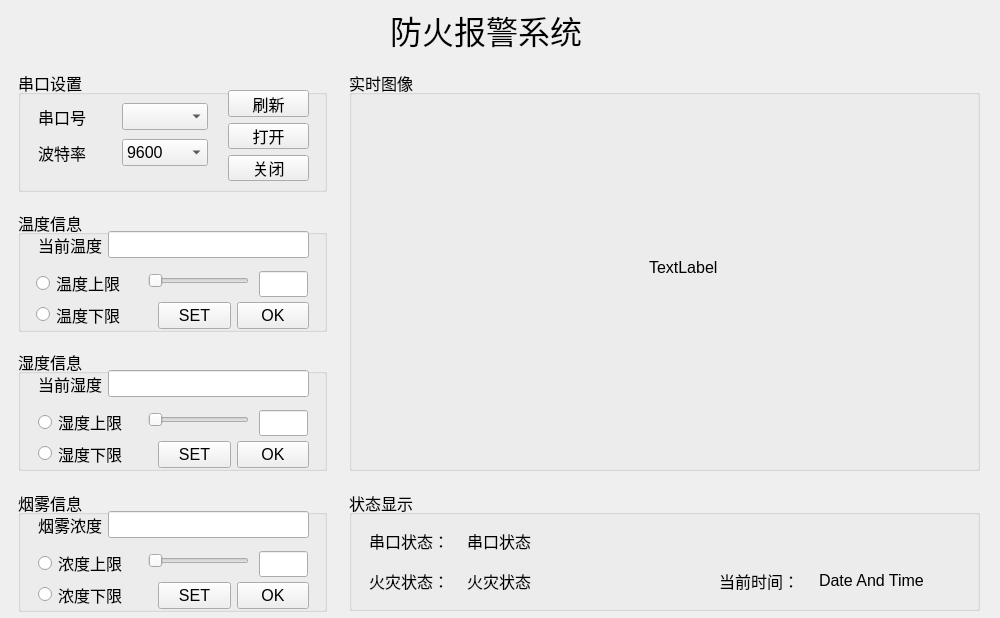
lifzcn/FireAlarmSystemSoftware, file interface.ui: the form before one commit.
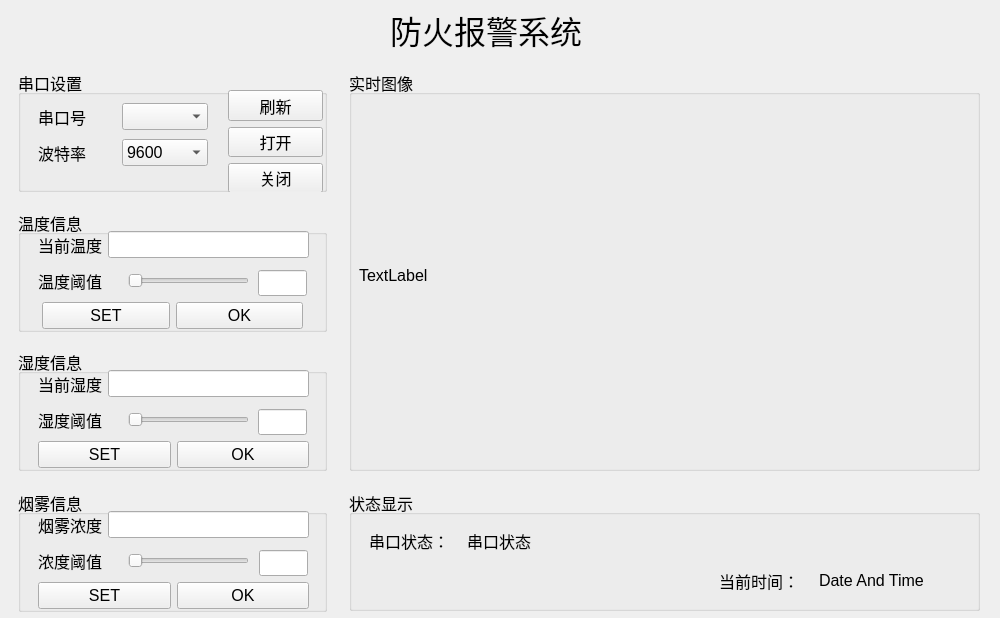
The form after the commit.

Diff of the .ui file:
```diff
--- a/interface.ui
+++ b/interface.ui
@@ -63,12 +63,15 @@
    <widget class="QSlider" name="horizontalSlider_TemperatureAdjust">
     <property name="geometry">
      <rect>
-      <x>130</x>
+      <x>110</x>
       <y>60</y>
-      <width>101</width>
+      <width>121</width>
       <height>22</height>
      </rect>
     </property>
+    <property name="minimum">
+     <number>10</number>
+    </property>
     <property name="orientation">
      <enum>Qt::Horizontal</enum>
     </property>
@@ -76,14 +79,14 @@
    <widget class="QLineEdit" name="lineEdit_TemperatureAdjustDisplay">
     <property name="geometry">
      <rect>
-      <x>241</x>
-      <y>61</y>
+      <x>240</x>
+      <y>60</y>
       <width>49</width>
       <height>26</height>
      </rect>
     </property>
    </widget>
-   <widget class="QWidget" name="">
+   <widget class="QWidget" name="layoutWidget">
     <property name="geometry">
      <rect>
       <x>20</x>
@@ -105,38 +108,12 @@
      </item>
     </layout>
    </widget>
-   <widget class="QWidget" name="">
+   <widget class="QWidget" name="layoutWidget">
     <property name="geometry">
      <rect>
-      <x>18</x>
-      <y>60</y>
-      <width>111</width>
-      <height>57</height>
-     </rect>
-    </property>
-    <layout class="QGridLayout" name="gridLayout_6">
-     <item row="0" column="0">
-      <widget class="QRadioButton" name="radioButton_TemperatureAdjustHigh">
-       <property name="text">
-        <string>温度上限</string>
-       </property>
-      </widget>
-     </item>
-     <item row="1" column="0">
-      <widget class="QRadioButton" name="radioButton_TemperatureAdjustLow">
-       <property name="text">
-        <string>温度下限</string>
-       </property>
-      </widget>
-     </item>
-    </layout>
-   </widget>
-   <widget class="QWidget" name="">
-    <property name="geometry">
-     <rect>
-      <x>140</x>
+      <x>24</x>
       <y>90</y>
-      <width>151</width>
+      <width>261</width>
       <height>31</height>
      </rect>
     </property>
@@ -157,6 +134,19 @@
      </item>
     </layout>
    </widget>
+   <widget class="QLabel" name="label_TemperatureThresholdValue">
+    <property name="geometry">
+     <rect>
+      <x>20</x>
+      <y>60</y>
+      <width>81</width>
+      <height>21</height>
+     </rect>
+    </property>
+    <property name="text">
+     <string>温度阈值</string>
+    </property>
+   </widget>
   </widget>
   <widget class="QGroupBox" name="groupBox_HumidityInfo">
    <property name="geometry">
@@ -178,12 +168,15 @@
    <widget class="QSlider" name="horizontalSlider_HumidityAdjust">
     <property name="geometry">
      <rect>
-      <x>130</x>
+      <x>110</x>
       <y>60</y>
-      <width>101</width>
+      <width>121</width>
       <height>22</height>
      </rect>
     </property>
+    <property name="minimum">
+     <number>10</number>
+    </property>
     <property name="orientation">
      <enum>Qt::Horizontal</enum>
     </property>
@@ -191,14 +184,14 @@
    <widget class="QLineEdit" name="lineEdit_HumidityAdjustDisplay">
     <property name="geometry">
      <rect>
-      <x>241</x>
-      <y>61</y>
+      <x>240</x>
+      <y>60</y>
       <width>49</width>
       <height>26</height>
      </rect>
     </property>
    </widget>
-   <widget class="QWidget" name="">
+   <widget class="QWidget" name="layoutWidget">
     <property name="geometry">
      <rect>
       <x>20</x>
@@ -220,38 +213,12 @@
      </item>
     </layout>
    </widget>
-   <widget class="QWidget" name="">
+   <widget class="QWidget" name="layoutWidget">
     <property name="geometry">
      <rect>
       <x>20</x>
-      <y>60</y>
-      <width>111</width>
-      <height>57</height>
-     </rect>
-    </property>
-    <layout class="QGridLayout" name="gridLayout_7">
-     <item row="0" column="0">
-      <widget class="QRadioButton" name="radioButton_HumidityAdjustHigh">
-       <property name="text">
-        <string>湿度上限</string>
-       </property>
-      </widget>
-     </item>
-     <item row="1" column="0">
-      <widget class="QRadioButton" name="radioButton_HumidityAdjustLow">
-       <property name="text">
-        <string>湿度下限</string>
-       </property>
-      </widget>
-     </item>
-    </layout>
-   </widget>
-   <widget class="QWidget" name="">
-    <property name="geometry">
-     <rect>
-      <x>140</x>
       <y>90</y>
-      <width>151</width>
+      <width>271</width>
       <height>31</height>
      </rect>
     </property>
@@ -272,6 +239,19 @@
      </item>
     </layout>
    </widget>
+   <widget class="QLabel" name="label_HumidityThresholdValue">
+    <property name="geometry">
+     <rect>
+      <x>20</x>
+      <y>60</y>
+      <width>81</width>
+      <height>21</height>
+     </rect>
+    </property>
+    <property name="text">
+     <string>湿度阈值</string>
+    </property>
+   </widget>
   </widget>
   <widget class="QGroupBox" name="groupBox_SmokeInfo">
    <property name="geometry">
@@ -293,12 +273,15 @@
    <widget class="QSlider" name="horizontalSlider_SmokeAdjust">
     <property name="geometry">
      <rect>
-      <x>130</x>
+      <x>110</x>
       <y>60</y>
-      <width>101</width>
+      <width>121</width>
       <height>22</height>
      </rect>
     </property>
+    <property name="minimum">
+     <number>10</number>
+    </property>
     <property name="orientation">
      <enum>Qt::Horizontal</enum>
     </property>
@@ -307,13 +290,13 @@
     <property name="geometry">
      <rect>
       <x>241</x>
-      <y>61</y>
+      <y>60</y>
       <width>49</width>
       <height>26</height>
      </rect>
     </property>
    </widget>
-   <widget class="QWidget" name="">
+   <widget class="QWidget" name="layoutWidget">
     <property name="geometry">
      <rect>
       <x>20</x>
@@ -335,38 +318,12 @@
      </item>
     </layout>
    </widget>
-   <widget class="QWidget" name="">
+   <widget class="QWidget" name="layoutWidget">
     <property name="geometry">
      <rect>
       <x>20</x>
-      <y>60</y>
-      <width>111</width>
-      <height>57</height>
-     </rect>
-    </property>
-    <layout class="QGridLayout" name="gridLayout_8">
-     <item row="0" column="0">
-      <widget class="QRadioButton" name="radioButton_SmokeAdjustHigh">
-       <property name="text">
-        <string>浓度上限</string>
-       </property>
-      </widget>
-     </item>
-     <item row="1" column="0">
-      <widget class="QRadioButton" name="radioButton_SmokeAdjustLow">
-       <property name="text">
-        <string>浓度下限</string>
-       </property>
-      </widget>
-     </item>
-    </layout>
-   </widget>
-   <widget class="QWidget" name="">
-    <property name="geometry">
-     <rect>
-      <x>140</x>
       <y>90</y>
-      <width>151</width>
+      <width>271</width>
       <height>31</height>
      </rect>
     </property>
@@ -387,6 +344,19 @@
      </item>
     </layout>
    </widget>
+   <widget class="QLabel" name="label_SmokeThresholdValue">
+    <property name="geometry">
+     <rect>
+      <x>20</x>
+      <y>60</y>
+      <width>81</width>
+      <height>21</height>
+     </rect>
+    </property>
+    <property name="text">
+     <string>浓度阈值</string>
+    </property>
+   </widget>
   </widget>
   <widget class="QGroupBox" name="groupBox_CameraDisplay">
    <property name="geometry">
@@ -408,10 +378,10 @@
    <widget class="QLabel" name="label_5">
     <property name="geometry">
      <rect>
-      <x>300</x>
-      <y>190</y>
-      <width>72</width>
-      <height>15</height>
+      <x>10</x>
+      <y>30</y>
+      <width>611</width>
+      <height>351</height>
      </rect>
     </property>
     <property name="text">
@@ -462,7 +432,7 @@
      <string>Date And Time</string>
     </property>
    </widget>
-   <widget class="QWidget" name="">
+   <widget class="QWidget" name="layoutWidget">
     <property name="geometry">
      <rect>
       <x>20</x>
@@ -488,32 +458,6 @@
      </item>
     </layout>
    </widget>
-   <widget class="QWidget" name="">
-    <property name="geometry">
-     <rect>
-      <x>20</x>
-      <y>80</y>
-      <width>189</width>
-      <height>22</height>
-     </rect>
-    </property>
-    <layout class="QGridLayout" name="gridLayout_10">
-     <item row="0" column="0">
-      <widget class="QLabel" name="label_CurrentFireStatement">
-       <property name="text">
-        <string>火灾状态：</string>
-       </property>
-      </widget>
-     </item>
-     <item row="0" column="1">
-      <widget class="QLabel" name="label_FireStatement">
-       <property name="text">
-        <string>火灾状态</string>
-       </property>
-      </widget>
-     </item>
-    </layout>
-   </widget>
   </widget>
   <widget class="QGroupBox" name="groupBox_ComInfo">
    <property name="geometry">
@@ -532,7 +476,7 @@
    <property name="title">
     <string>串口设置</string>
    </property>
-   <widget class="QWidget" name="">
+   <widget class="QWidget" name="layoutWidget">
     <property name="geometry">
      <rect>
       <x>20</x>
@@ -575,13 +519,13 @@
      </item>
     </layout>
    </widget>
-   <widget class="QWidget" name="">
+   <widget class="QWidget" name="layoutWidget">
     <property name="geometry">
      <rect>
       <x>210</x>
       <y>20</y>
-      <width>81</width>
-      <height>91</height>
+      <width>95</width>
+      <height>103</height>
      </rect>
     </property>
     <layout class="QGridLayout" name="gridLayout_2">
```
Left out of the diff: 2 changed lines with no effect on the pictures.
